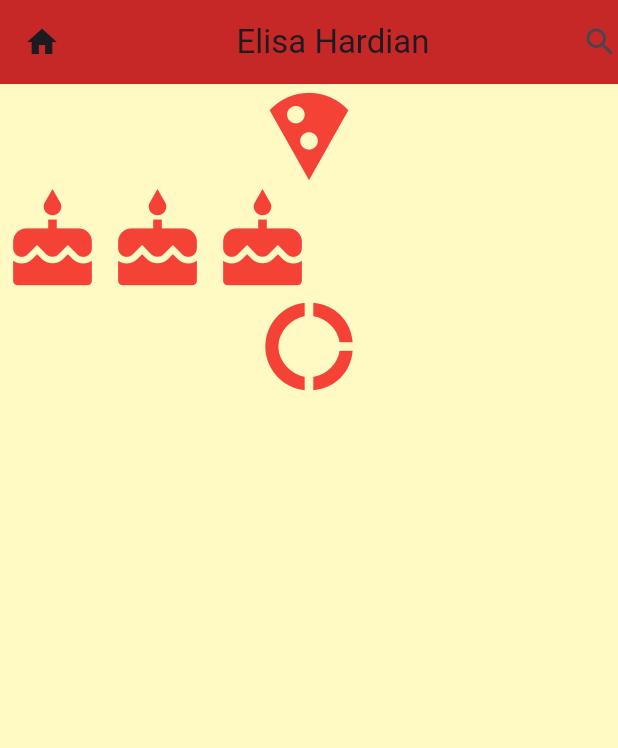
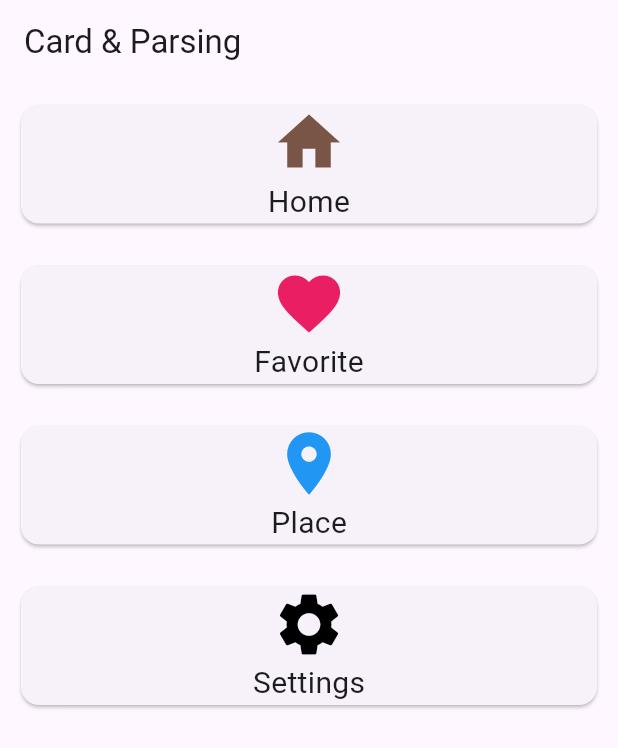
Before and after one commit to elisahardian/mandiri-belajar-flutter, a Flutter app: the screen it shows after launch, on a phone screen of 412 x 824 dp. Shown: the top 748 px of the screen. Run offline on Flutter 3.47's test engine with Material 3 defaults, Android fonts, the light colour scheme and no system bars.

Commit message:
card parsing data
flutter dart

```diff
--- a/lib/main.dart
+++ b/lib/main.dart
@@ -1,59 +1,70 @@
 import 'package:flutter/material.dart';
 
 void main() {
-  runApp(new MaterialApp(
-    title: "Elisa's Application",
-    home: new HalamanSatu(),
+  runApp(MaterialApp(
+    title: "Card and Parsing",
+    home: new HalSatu(),
   ));
 }
 
-class HalamanSatu extends StatelessWidget {
+class HalSatu extends StatelessWidget {
   @override
   Widget build(BuildContext context) {
     return new Scaffold(
-      backgroundColor: Colors.yellow[100],
       appBar: new AppBar(
-        backgroundColor: Colors.red[800],
-        leading: new Icon(Icons.home),
-        title: new Center(
-          child: new Text("Elisa Hardian"),
-        ),
-        actions: <Widget>[new Icon(Icons.search)],
+        title: new Text("Card & Parsing"),
       ),
       body: new Container(
-          // row dan column bisa menampung lebih dari 1 widget, makanya jadi children.
-          //ini jika COLUMN, jika mau ROW, tinggal di ganti jadi Row
+        child: new Column(
+          crossAxisAlignment: CrossAxisAlignment.stretch,
+          children: <Widget>[
+            new CardSaya(
+              icon: Icons.home,
+              teks: "Home",
+              warnaIcon: Colors.brown,
+            ),
+            new CardSaya(
+              icon: Icons.favorite,
+              teks: "Favorite",
+              warnaIcon: Colors.pink,
+            ),
+            new CardSaya(
+              icon: Icons.place,
+              teks: "Place",
+              warnaIcon: Colors.blue,
+            ),
+            new CardSaya(
+              icon: Icons.settings,
+              teks: "Settings",
+              warnaIcon: Colors.black,
+            ),
+          ],
+        ),
+      ),
+    );
+  }
+}
+
+class CardSaya extends StatelessWidget {
+  CardSaya({required this.icon, required this.teks, required this.warnaIcon});
+
+  final IconData icon;
+  final String teks;
+  final Color warnaIcon;
+
+  @override
+  Widget build(BuildContext context) {
+    return new Container(
+      padding: new EdgeInsets.all(10.0),
+      child: new Card(
           child: new Column(
         children: <Widget>[
           new Icon(
-            Icons.local_pizza,
-            size: 70.0,
-            color: Colors.red,
+            icon,
+            size: 50.0,
+            color: warnaIcon,
           ),
-          new Row(
-            children: <Widget>[
-              new Icon(
-                Icons.cake,
-                size: 70.0,
-                color: Colors.red,
-              ),
-              new Icon(
-                Icons.cake,
-                size: 70.0,
-                color: Colors.red,
-              ),
-              new Icon(
-                Icons.cake,
-                size: 70.0,
-                color: Colors.red,
-              ),
-            ],
-          ),
-          new Icon(
-            Icons.donut_large,
-            size: 70.0,
-            color: Colors.red,
-          ),
+          new Text(teks, style: new TextStyle(fontSize: 20.0)),
         ],
       )),
     );
```
Also changed, not shown: 11 other files.
